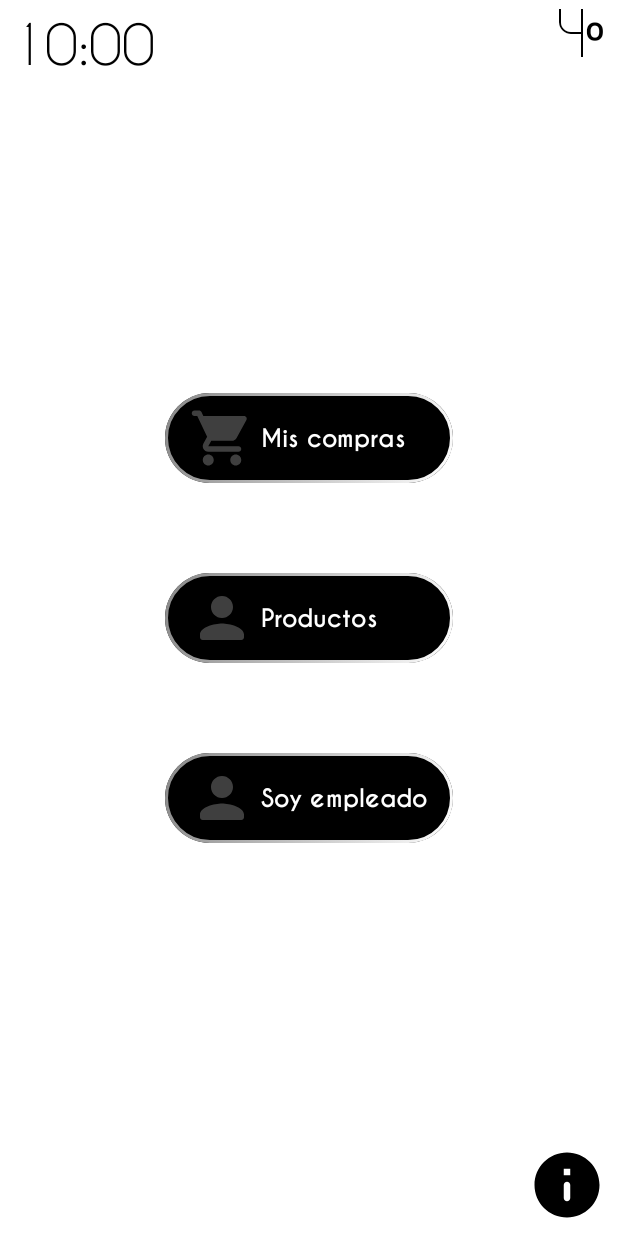
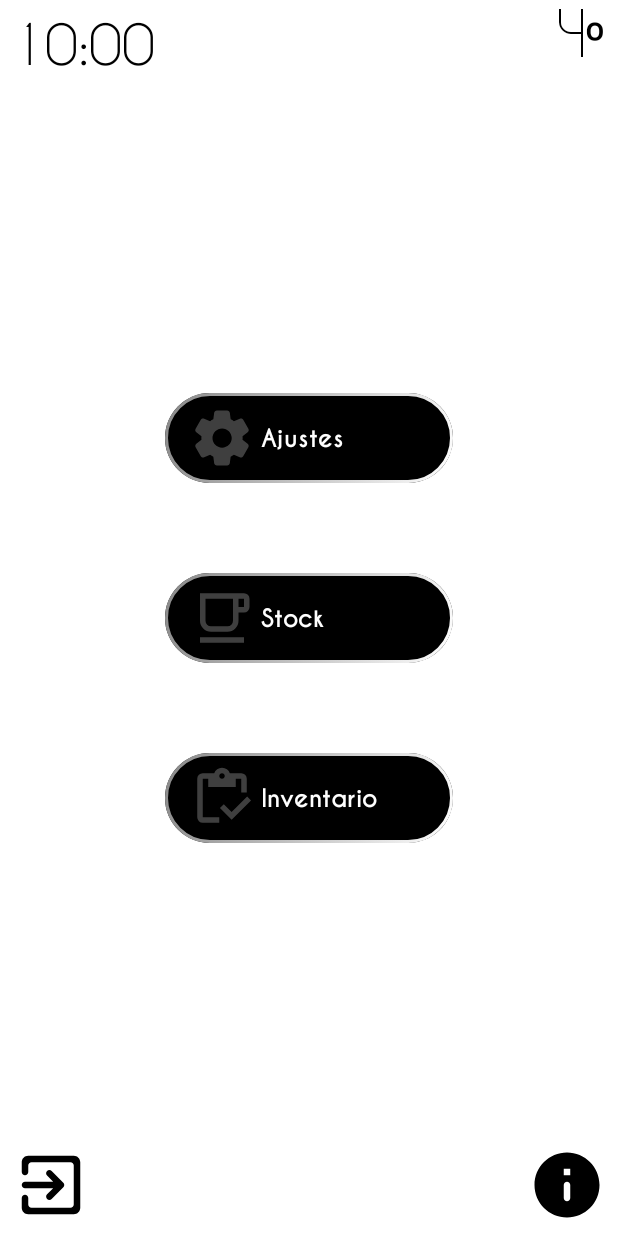
Before and after one commit to Roboto-Domoto/mBapp, an Android app built with Jetpack Compose: the @Preview function Preview, on a phone screen of 412 x 824 dp. Run offline under Robolectric (Android 15) with nearby library versions, the phone set to English and light mode, and no system bars; Roboto replaces fonts that are not available here.

Commit message:
Employee screen designed

```diff
--- a/mBapp/app/src/main/java/com/example/mbapp_androidapp/MainActivity.kt
+++ b/mBapp/app/src/main/java/com/example/mbapp_androidapp/MainActivity.kt
@@ -1,5 +1,7 @@
 package com.example.mbapp_androidapp
 
+import android.annotation.SuppressLint
+import android.content.pm.ActivityInfo
 import android.os.Bundle
 import androidx.activity.ComponentActivity
 import androidx.activity.compose.setContent
@@ -10,11 +12,15 @@ import androidx.compose.material3.Text
 import androidx.compose.runtime.Composable
 import androidx.compose.ui.Modifier
 import androidx.compose.ui.tooling.preview.Preview
+import com.example.mbapp_androidapp.presentation.navigation.AppNavigation
 import com.example.mbapp_androidapp.ui.theme.MBapp_androidAppTheme
 
 class MainActivity : ComponentActivity() {
+    @SuppressLint("SourceLockedOrientationActivity")
     override fun onCreate(savedInstanceState: Bundle?) {
         super.onCreate(savedInstanceState)
+        // Lock the mobile screen orientation in vertical
+        requestedOrientation = ActivityInfo.SCREEN_ORIENTATION_PORTRAIT
         setContent {
             MBapp_androidAppTheme {
                 // A surface container using the 'background' color from the theme
@@ -22,25 +28,9 @@ class MainActivity : ComponentActivity() {
                     modifier = Modifier.fillMaxSize(),
                     color = MaterialTheme.colorScheme.background
                 ) {
-                    Greeting("Android")
+                    AppNavigation()
                 }
             }
         }
     }
 }
-
-@Composable
-fun Greeting(name: String, modifier: Modifier = Modifier) {
-    Text(
-        text = "Hello $name!",
-        modifier = modifier
-    )
-}
-
-@Preview(showBackground = true)
-@Composable
-fun GreetingPreview() {
-    MBapp_androidAppTheme {
-        Greeting("Android")
-    }
-}
--- a/mBapp/app/src/main/java/com/example/mbapp_androidapp/presentation/navigation/AppNavigation.kt
+++ b/mBapp/app/src/main/java/com/example/mbapp_androidapp/presentation/navigation/AppNavigation.kt
@@ -4,6 +4,7 @@ import androidx.compose.runtime.Composable
 import androidx.navigation.compose.NavHost
 import androidx.navigation.compose.composable
 import androidx.navigation.compose.rememberNavController
+import com.example.mbapp_androidapp.presentation.screens.SleepScreen
 
 
 /**
@@ -16,6 +17,9 @@ fun AppNavigation() {
 
     // Almacenamiento y gestión de pantallas con NavHost
     NavHost(navController = navController, startDestination = AppScreens.SleepScreen.route) {
+        composable(route = AppScreens.SleepScreen.route) {
+            SleepScreen(navController)
+        }
         composable(route = AppScreens.HomeScreen.route) {
 
         }
--- a/mBapp/app/src/main/java/com/example/mbapp_androidapp/presentation/screens/EmployeeScreen.kt
+++ b/mBapp/app/src/main/java/com/example/mbapp_androidapp/presentation/screens/EmployeeScreen.kt
@@ -1 +1,171 @@
 package com.example.mbapp_androidapp.presentation.screens
+
+import androidx.compose.foundation.BorderStroke
+import androidx.compose.foundation.background
+import androidx.compose.foundation.layout.Arrangement
+import androidx.compose.foundation.layout.Box
+import androidx.compose.foundation.layout.Column
+import androidx.compose.foundation.layout.Row
+import androidx.compose.foundation.layout.Spacer
+import androidx.compose.foundation.layout.fillMaxSize
+import androidx.compose.foundation.layout.height
+import androidx.compose.foundation.layout.padding
+import androidx.compose.foundation.layout.size
+import androidx.compose.material.icons.Icons
+import androidx.compose.material.icons.rounded.ExitToApp
+import androidx.compose.material.icons.rounded.Info
+import androidx.compose.material.icons.rounded.List
+import androidx.compose.material.icons.rounded.Person
+import androidx.compose.material.icons.rounded.Settings
+import androidx.compose.material.icons.rounded.ShoppingCart
+import androidx.compose.material3.ButtonDefaults
+import androidx.compose.material3.Icon
+import androidx.compose.material3.Text
+import androidx.compose.material3.TextButton
+import androidx.compose.runtime.Composable
+import androidx.compose.ui.Alignment
+import androidx.compose.ui.Modifier
+import androidx.compose.ui.draw.alpha
+import androidx.compose.ui.graphics.Brush
+import androidx.compose.ui.graphics.Color
+import androidx.compose.ui.graphics.vector.ImageVector
+import androidx.compose.ui.layout.HorizontalAlignmentLine
+import androidx.compose.ui.res.painterResource
+import androidx.compose.ui.res.vectorResource
+import androidx.compose.ui.text.font.FontWeight
+import androidx.compose.ui.tooling.preview.Preview
+import androidx.compose.ui.unit.dp
+import androidx.compose.ui.unit.sp
+import com.example.mbapp_androidapp.R
+import com.example.mbapp_androidapp.ui.theme.amableFamily
+import com.example.mbapp_androidapp.ui.theme.caviarFamily
+
+@Composable
+fun EmployeeScreen() {
+    Box(
+        modifier = Modifier
+            .fillMaxSize()
+            .background(Color.White)
+    ) {
+        TopElements() //Hora y temperatura
+        Buttons() //Los botones con las distintas opciones del menú
+        BottomElements() //Botones de cierre de sesión e información
+    }
+}
+
+@Composable
+private fun TopElements() {
+    Row(
+        modifier = Modifier
+            .fillMaxSize()
+            .padding(8.dp),
+        horizontalArrangement = Arrangement.SpaceBetween,
+        verticalAlignment = Alignment.Top
+    ) {
+        Text(
+            text = "10:00",
+            fontSize = 36.sp,
+            fontFamily = caviarFamily,
+            letterSpacing = 0.sp
+        )
+        Text(
+            text = "4º",
+            fontSize = 32.sp,
+            fontFamily = amableFamily
+        )
+    }
+}
+
+@Composable
+private fun BottomElements() {
+    Row(
+        modifier = Modifier.fillMaxSize(),
+        verticalAlignment = Alignment.Bottom,
+        horizontalArrangement = Arrangement.SpaceBetween
+    ){
+        Icon(
+            imageVector = Icons.Rounded.ExitToApp,
+            contentDescription = "Info button",
+            modifier = Modifier
+                .padding(8.dp)
+                .size(52.dp)
+        )
+
+        Icon(
+            imageVector = Icons.Rounded.Info,
+            contentDescription = "Info button",
+            modifier = Modifier
+                .padding(8.dp)
+                .size(52.dp)
+        )
+    }
+}
+
+@Composable
+private fun Buttons() {
+    Column(
+        modifier = Modifier.fillMaxSize(),
+        verticalArrangement = Arrangement.Center,
+        horizontalAlignment = Alignment.CenterHorizontally
+    ) {
+        MenuButton(
+            icon = Icons.Rounded.Settings,
+            text = "Ajustes"
+        )
+        Spacer(modifier = Modifier.height(60.dp))
+        MenuButton(
+            icon = ImageVector.vectorResource(id = R.drawable.local_cafe_24px),
+            text = "Stock"
+        )
+        Spacer(modifier = Modifier.height(60.dp))
+        MenuButton(
+            icon = ImageVector.vectorResource(id = R.drawable.inventory_24px),
+            text = "Inventario"
+        )
+    }
+}
+
+@Composable
+private fun MenuButton (icon: ImageVector, text: String) {
+    TextButton(
+        onClick = { /*TODO*/ },
+        colors = ButtonDefaults.buttonColors(Color.Black, Color.White),
+        border = BorderStroke(
+            width = 2.dp,
+            brush = Brush.linearGradient(listOf(Color.Gray, Color.White))
+        ),
+        modifier = Modifier
+            .size(192.dp, 60.dp)
+    ) {
+        ButtonContent(icon, text) //Icono y texto que contiene el botón
+    }
+}
+
+@Composable
+private fun ButtonContent(icon: ImageVector, text: String) {
+    Row(
+        modifier = Modifier.fillMaxSize(),
+        horizontalArrangement = Arrangement.Start,
+        verticalAlignment = Alignment.CenterVertically
+    ) {
+        Icon(
+            imageVector = icon,
+            contentDescription = "",
+            modifier = Modifier
+                .size(52.dp)
+                .alpha(0.25f)
+        )
+        Text(
+            text = text,
+            fontFamily = caviarFamily,
+            fontWeight = FontWeight.Bold,
+            fontSize = 16.sp
+        )
+    }
+}
+
+@Preview(showBackground = true)
+@Composable
+private fun Preview() {
+    EmployeeScreen()
+}
--- a/mBapp/app/src/main/java/com/example/mbapp_androidapp/presentation/screens/HomeScreen.kt
+++ b/mBapp/app/src/main/java/com/example/mbapp_androidapp/presentation/screens/HomeScreen.kt
@@ -27,10 +27,12 @@ import androidx.compose.ui.draw.alpha
 import androidx.compose.ui.graphics.Brush
 import androidx.compose.ui.graphics.Color
 import androidx.compose.ui.graphics.vector.ImageVector
+import androidx.compose.ui.res.vectorResource
 import androidx.compose.ui.text.font.FontWeight
 import androidx.compose.ui.tooling.preview.Preview
 import androidx.compose.ui.unit.dp
 import androidx.compose.ui.unit.sp
+import com.example.mbapp_androidapp.R
 import com.example.mbapp_androidapp.ui.theme.amableFamily
 import com.example.mbapp_androidapp.ui.theme.caviarFamily
 
@@ -84,11 +86,20 @@ private fun Buttons() {
         verticalArrangement = Arrangement.Center,
         horizontalAlignment = Alignment.CenterHorizontally
     ) {
-        MenuButton(icon = Icons.Rounded.ShoppingCart, text = "Mis compras")
+        MenuButton(
+            icon = Icons.Rounded.ShoppingCart,
+            text = "Mis compras"
+        )
         Spacer(modifier = Modifier.height(60.dp))
-        MenuButton(icon = Icons.Rounded.Person, text = "Productos")
+        MenuButton(
+            icon = ImageVector.vectorResource(id = R.drawable.local_cafe_24px),
+            text = "Productos"
+        )
         Spacer(modifier = Modifier.height(60.dp))
-        MenuButton(icon = Icons.Rounded.Person, text = "Soy empleado")
+        MenuButton(
+            icon = Icons.Rounded.Person,
+            text = "Soy empleado"
+        )
     }
 }
 
--- a/mBapp/app/src/main/java/com/example/mbapp_androidapp/presentation/screens/SleepScreen.kt
+++ b/mBapp/app/src/main/java/com/example/mbapp_androidapp/presentation/screens/SleepScreen.kt
@@ -19,17 +19,19 @@ import androidx.compose.ui.Alignment
 import androidx.compose.ui.Modifier
 import androidx.compose.ui.graphics.Color
 import androidx.compose.ui.tooling.preview.Preview
+import androidx.compose.ui.tooling.preview.PreviewParameter
 import androidx.compose.ui.unit.dp
 import androidx.compose.ui.unit.sp
+import androidx.navigation.NavController
+import androidx.navigation.NavHostController
 import com.example.mbapp_androidapp.ui.theme.amableFamily
 import com.example.mbapp_androidapp.ui.theme.caviarFamily
 
 @Composable
-fun SleepScreen() {
+fun SleepScreen(navController: NavHostController) {
     Box (
         modifier = Modifier
             .fillMaxSize()
-            .background(Color.White)
     ) {
         TopElements() //Elementos en la parte superior
         CenterElements() //Elementos de la parte central de la pantalla
@@ -93,9 +95,3 @@ private fun CenterElements() {
         )
     }
 }
-
-@Preview(showBackground = true)
-@Composable
-fun SleepScreenPreview() {
-    SleepScreen()
-}
--- /dev/null
+++ b/mBapp/app/src/main/res/drawable/inventory_24px.xml
@@ -0,0 +1,10 @@
+<vector xmlns:android="http://schemas.android.com/apk/res/android"
+    android:width="24dp"
+    android:height="24dp"
+    android:viewportWidth="960"
+    android:viewportHeight="960"
+    >
+  <path
+      android:fillColor="@android:color/white"
+      android:pathData="M620,797L450,627L506,571L620,685L846,459L902,515L620,797ZM840,400L760,400L760,200Q760,200 760,200Q760,200 760,200L680,200L680,320L280,320L280,200L200,200Q200,200 200,200Q200,200 200,200L200,760Q200,760 200,760Q200,760 200,760L440,760L440,840L200,840Q167,840 143.5,816.5Q120,793 120,760L120,200Q120,167 143.5,143.5Q167,120 200,120L367,120Q378,85 410,62.5Q442,40 480,40Q520,40 551.5,62.5Q583,85 594,120L760,120Q793,120 816.5,143.5Q840,167 840,200L840,400ZM480,200Q497,200 508.5,188.5Q520,177 520,160Q520,143 508.5,131.5Q497,120 480,120Q463,120 451.5,131.5Q440,143 440,160Q440,177 451.5,188.5Q463,200 480,200Z"/>
+</vector>
--- /dev/null
+++ b/mBapp/app/src/main/res/drawable/local_cafe_24px.xml
@@ -0,0 +1,10 @@
+<vector xmlns:android="http://schemas.android.com/apk/res/android"
+    android:width="24dp"
+    android:height="24dp"
+    android:viewportWidth="960"
+    android:viewportHeight="960"
+    >
+  <path
+      android:fillColor="@android:color/white"
+      android:pathData="M160,840L160,760L800,760L800,840L160,840ZM320,680Q254,680 207,633Q160,586 160,520L160,120L800,120Q833,120 856.5,143.5Q880,167 880,200L880,320Q880,353 856.5,376.5Q833,400 800,400L720,400L720,520Q720,586 673,633Q626,680 560,680L320,680ZM320,600L560,600Q593,600 616.5,576.5Q640,553 640,520L640,200L240,200L240,520Q240,553 263.5,576.5Q287,600 320,600ZM720,320L800,320Q800,320 800,320Q800,320 800,320L800,200Q800,200 800,200Q800,200 800,200L720,200L720,320ZM320,600Q287,600 263.5,600Q240,600 240,600L240,600L640,600L640,600Q640,600 616.5,600Q593,600 560,600L320,600Z"/>
+</vector>
```
Also changed, not shown: 1 other file.
